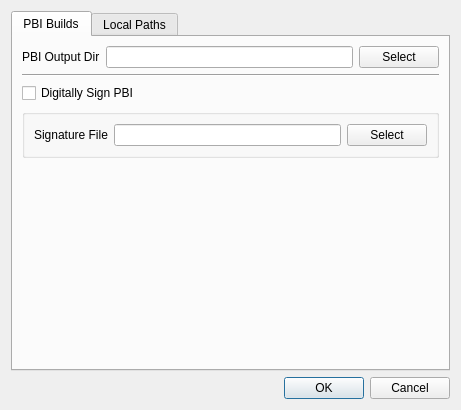
Old version of the form src-qt4/EasyPBI/preferencesDialog.ui in the repository trueos/pcbsd.
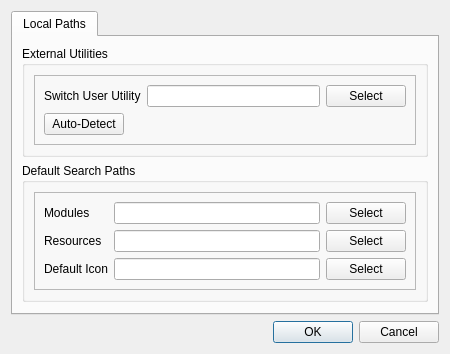
New version of the form. Icons and pictures are not drawn.

Commit message: Update EasyPBI to version 2.4! This update allows it work work with and create PBING modules (no more build functionality).

The edit to the form file:
```diff
--- a/src-qt4/EasyPBI/preferencesDialog.ui
+++ b/src-qt4/EasyPBI/preferencesDialog.ui
@@ -6,8 +6,8 @@
    <rect>
     <x>0</x>
     <y>0</y>
-    <width>461</width>
-    <height>381</height>
+    <width>450</width>
+    <height>326</height>
    </rect>
   </property>
   <property name="windowTitle">
@@ -22,108 +22,6 @@
      <property name="currentIndex">
       <number>0</number>
      </property>
-     <widget class="QWidget" name="tab_pbi">
-      <attribute name="icon">
-       <iconset resource="EasyPBI.qrc">
-        <normaloff>:/png/icons/pcbsd.png</normaloff>:/png/icons/pcbsd.png</iconset>
-      </attribute>
-      <attribute name="title">
-       <string>PBI Builds</string>
-      </attribute>
-      <layout class="QVBoxLayout" name="verticalLayout_2">
-       <item>
-        <layout class="QHBoxLayout" name="horizontalLayout_4">
-         <item>
-          <widget class="QLabel" name="label_4">
-           <property name="text">
-            <string>PBI Output Dir</string>
-           </property>
-          </widget>
-         </item>
-         <item>
-          <widget class="QLineEdit" name="line_pbioutdir">
-           <property name="toolTip">
-            <string>Local directory for built PBI's to be placed.</string>
-           </property>
-          </widget>
-         </item>
-         <item>
-          <widget class="QPushButton" name="push_pbioutdir">
-           <property name="toolTip">
-            <string>Browse local system to select a PBI output directory</string>
-           </property>
-           <property name="text">
-            <string>Select</string>
-           </property>
-          </widget>
-         </item>
-        </layout>
-       </item>
-       <item>
-        <widget class="Line" name="line">
-         <property name="orientation">
-          <enum>Qt::Horizontal</enum>
-         </property>
-        </widget>
-       </item>
-       <item>
-        <widget class="QCheckBox" name="check_signpbi">
-         <property name="toolTip">
-          <string>Digitally sign any PBI's that are created for tamper-evident distribution</string>
-         </property>
-         <property name="text">
-          <string>Digitally Sign PBI</string>
-         </property>
-        </widget>
-       </item>
-       <item>
-        <widget class="QGroupBox" name="groupBox_sig">
-         <property name="title">
-          <string/>
-         </property>
-         <layout class="QHBoxLayout" name="horizontalLayout_6">
-          <item>
-           <widget class="QLabel" name="label_5">
-            <property name="text">
-             <string>Signature File</string>
-            </property>
-           </widget>
-          </item>
-          <item>
-           <widget class="QLineEdit" name="line_sigfile">
-            <property name="toolTip">
-             <string>Local file that contains the openssl key</string>
-            </property>
-           </widget>
-          </item>
-          <item>
-           <widget class="QPushButton" name="push_sigfile">
-            <property name="toolTip">
-             <string>Browse for the openssl key file</string>
-            </property>
-            <property name="text">
-             <string>Select</string>
-            </property>
-           </widget>
-          </item>
-         </layout>
-        </widget>
-       </item>
-       <item>
-        <spacer name="verticalSpacer">
-         <property name="orientation">
-          <enum>Qt::Vertical</enum>
-         </property>
-         <property name="sizeHint" stdset="0">
-          <size>
-           <width>20</width>
-           <height>40</height>
-          </size>
-         </property>
-        </spacer>
-       </item>
-      </layout>
-     </widget>
      <widget class="QWidget" name="tab_utils">
       <attribute name="icon">
        <iconset resource="EasyPBI.qrc">
@@ -152,69 +50,13 @@
               <enum>QFormLayout::ExpandingFieldsGrow</enum>
              </property>
              <item row="0" column="0">
-              <widget class="QLabel" name="label_7">
-               <property name="text">
-                <string>pbi_makeport</string>
-               </property>
-              </widget>
-             </item>
-             <item row="0" column="1">
-              <layout class="QHBoxLayout" name="horizontalLayout_9">
-               <item>
-                <widget class="QLineEdit" name="line_makeport">
-                 <property name="toolTip">
-                  <string>Full path to the &quot;pbi_makeport&quot; binary</string>
-                 </property>
-                </widget>
-               </item>
-               <item>
-                <widget class="QPushButton" name="push_makeport">
-                 <property name="toolTip">
-                  <string>Browse system for the local binary.</string>
-                 </property>
-                 <property name="text">
-                  <string>Select</string>
-                 </property>
-                </widget>
-               </item>
-              </layout>
-             </item>
-             <item row="1" column="0">
-              <widget class="QLabel" name="label_8">
-               <property name="text">
-                <string>pbi_create</string>
-               </property>
-              </widget>
-             </item>
-             <item row="1" column="1">
-              <layout class="QHBoxLayout" name="horizontalLayout_10">
-               <item>
-                <widget class="QLineEdit" name="line_pbicreate">
-                 <property name="toolTip">
-                  <string>Full path to the &quot;pbi_create&quot; binary</string>
-                 </property>
-                </widget>
-               </item>
-               <item>
-                <widget class="QPushButton" name="push_pbicreate">
-                 <property name="toolTip">
-                  <string>Browse system for the local binary.</string>
-                 </property>
-                 <property name="text">
-                  <string>Select</string>
-                 </property>
-                </widget>
-               </item>
-              </layout>
-             </item>
-             <item row="2" column="0">
               <widget class="QLabel" name="label_9">
                <property name="text">
                 <string>Switch User Utility</string>
                </property>
               </widget>
              </item>
-             <item row="2" column="1">
+             <item row="0" column="1">
               <layout class="QHBoxLayout" name="horizontalLayout_11">
                <item>
                 <widget class="QLineEdit" name="line_suutility">
@@ -235,7 +77,7 @@
                </item>
               </layout>
              </item>
-             <item row="3" column="0">
+             <item row="1" column="0">
               <widget class="QPushButton" name="push_resetutils">
                <property name="toolTip">
                 <string>Have EasyPBI re-scan the system for available utilities.</string>
```
The commit also changes 9 other files.
